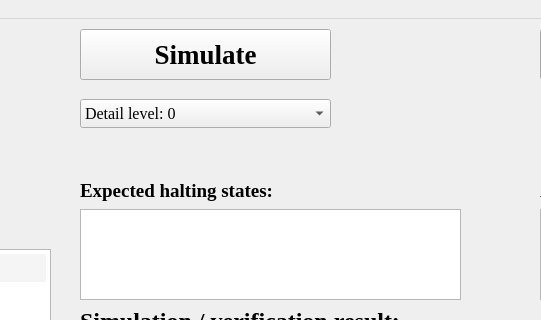
Above: main.ui from YezhouLiu/cP-Verifier before the change; both pictures show x 520 to 1061 and y 0 to 320 of the 1475 by 802 pixel window. Below: the same form after it.
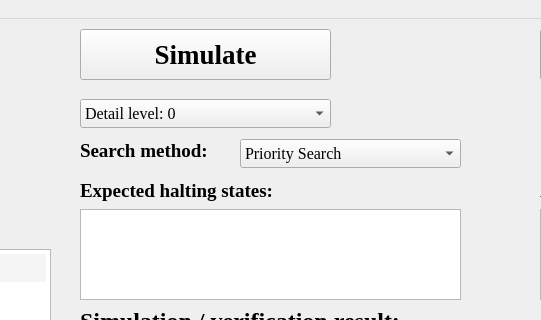
That is the form after the change.

Diff of the .ui file:
```diff
--- a/main.ui
+++ b/main.ui
@@ -539,6 +539,62 @@
 &lt;p style=&quot;-qt-paragraph-type:empty; margin-top:0px; margin-bottom:0px; margin-left:0px; margin-right:0px; -qt-block-indent:0; text-indent:0px;&quot;&gt;&lt;br /&gt;&lt;/p&gt;&lt;/body&gt;&lt;/html&gt;</string>
     </property>
    </widget>
+   <widget class="QLabel" name="label_10">
+    <property name="geometry">
+     <rect>
+      <x>600</x>
+      <y>120</y>
+      <width>271</width>
+      <height>24</height>
+     </rect>
+    </property>
+    <property name="font">
+     <font>
+      <family>Times New Roman</family>
+      <pointsize>14</pointsize>
+      <weight>75</weight>
+      <italic>false</italic>
+      <bold>true</bold>
+     </font>
+    </property>
+    <property name="text">
+     <string>Search method:</string>
+    </property>
+   </widget>
+   <widget class="QComboBox" name="comboBox_search">
+    <property name="geometry">
+     <rect>
+      <x>760</x>
+      <y>120</y>
+      <width>221</width>
+      <height>29</height>
+     </rect>
+    </property>
+    <property name="font">
+     <font>
+      <family>Times New Roman</family>
+      <pointsize>12</pointsize>
+     </font>
+    </property>
+    <property name="statusTip">
+     <string/>
+    </property>
+    <item>
+     <property name="text">
+      <string>Priority Search</string>
+     </property>
+    </item>
+    <item>
+     <property name="text">
+      <string>Breadth-first</string>
+     </property>
+    </item>
+    <item>
+     <property name="text">
+      <string>Depth-first</string>
+     </property>
+    </item>
+   </widget>
   </widget>
   <widget class="QMenuBar" name="menubar">
    <property name="geometry">
```
